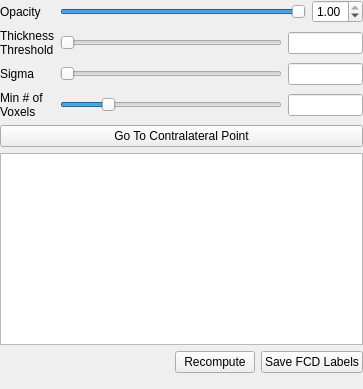
Before: the Qt Designer form freeview/PanelFCD.ui in freesurfer/freesurfer, drawn with Qt 5.
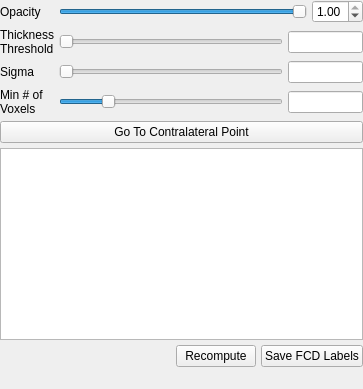
After: the same form once the commit is applied.

Commit message: Fixed a bunch of UI misfits in macOS

```diff
--- a/freeview/PanelFCD.ui
+++ b/freeview/PanelFCD.ui
@@ -29,6 +29,9 @@
     </rect>
    </property>
    <layout class="QVBoxLayout" name="verticalLayout">
+    <property name="spacing">
+     <number>5</number>
+    </property>
     <property name="leftMargin">
      <number>0</number>
     </property>
@@ -43,6 +46,9 @@
     </property>
     <item>
      <layout class="QGridLayout" name="gridLayout">
+      <property name="verticalSpacing">
+       <number>5</number>
+      </property>
       <item row="0" column="0">
        <widget class="QLabel" name="label">
         <property name="text">
```
The commit also changes 7 other files.
